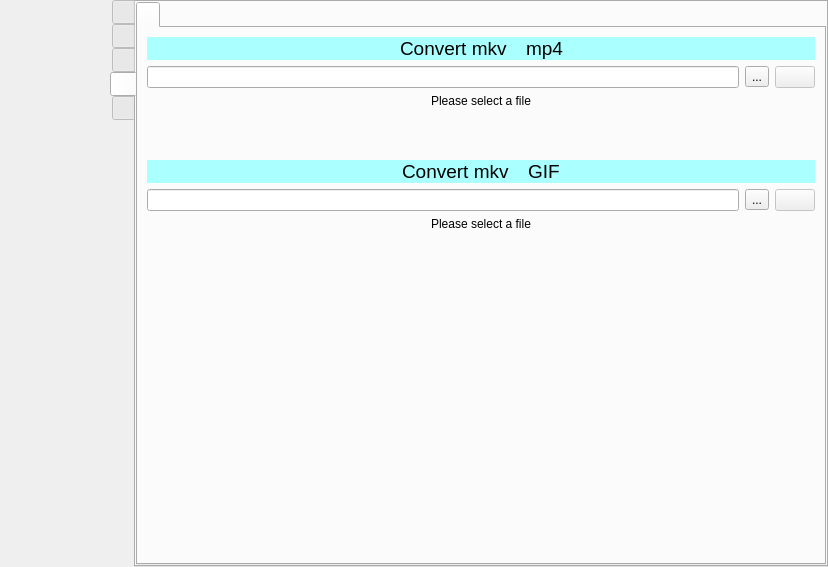
This is src/wayland/formMainWindow_wl.ui in rusbomber/vokoscreenNG as Qt 5 draws it before an edit. The edited form follows.
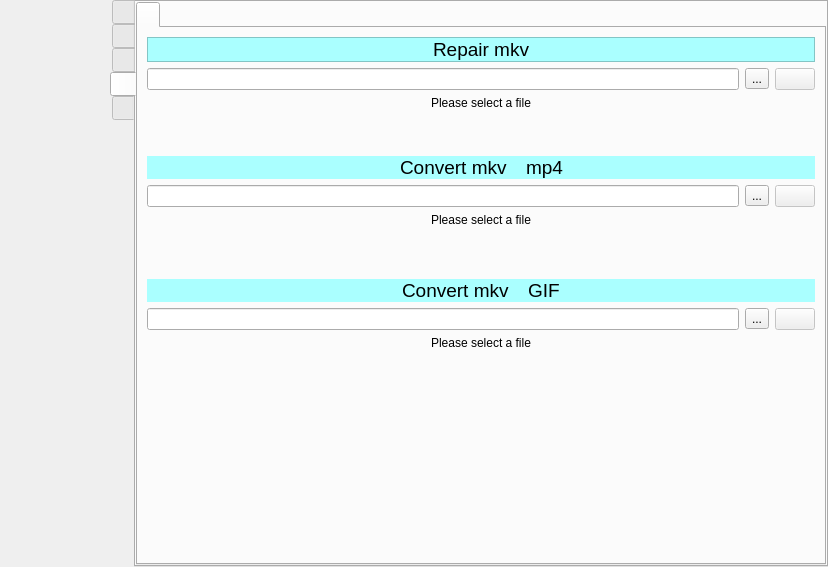
This is the edited form. Icons and pictures are not drawn.

The edit to the form file:
```diff
--- a/src/wayland/formMainWindow_wl.ui
+++ b/src/wayland/formMainWindow_wl.ui
@@ -2883,6 +2883,170 @@
               <string notr="true"/>
              </attribute>
              <layout class="QVBoxLayout" name="verticalLayout_23">
+              <item>
+               <widget class="QFrame" name="frame_5">
+                <property name="styleSheet">
+                 <string notr="true">background-color: rgb(170, 255, 255);</string>
+                </property>
+                <property name="frameShape">
+                 <enum>QFrame::StyledPanel</enum>
+                </property>
+                <property name="frameShadow">
+                 <enum>QFrame::Raised</enum>
+                </property>
+                <layout class="QHBoxLayout" name="horizontalLayout_29">
+                 <property name="spacing">
+                  <number>0</number>
+                 </property>
+                 <property name="leftMargin">
+                  <number>0</number>
+                 </property>
+                 <property name="topMargin">
+                  <number>0</number>
+                 </property>
+                 <property name="rightMargin">
+                  <number>0</number>
+                 </property>
+                 <property name="bottomMargin">
+                  <number>0</number>
+                 </property>
+                 <item>
+                  <layout class="QHBoxLayout" name="horizontalLayout_28">
+                   <item>
+                    <spacer name="horizontalSpacer_18">
+                     <property name="orientation">
+                      <enum>Qt::Horizontal</enum>
+                     </property>
+                     <property name="sizeHint" stdset="0">
+                      <size>
+                       <width>40</width>
+                       <height>20</height>
+                      </size>
+                     </property>
+                    </spacer>
+                   </item>
+                   <item>
+                    <widget class="QLabel" name="label_10">
+                     <property name="font">
+                      <font>
+                       <pointsize>14</pointsize>
+                      </font>
+                     </property>
+                     <property name="text">
+                      <string notr="true">Repair mkv</string>
+                     </property>
+                    </widget>
+                   </item>
+                   <item>
+                    <spacer name="horizontalSpacer_19">
+                     <property name="orientation">
+                      <enum>Qt::Horizontal</enum>
+                     </property>
+                     <property name="sizeHint" stdset="0">
+                      <size>
+                       <width>40</width>
+                       <height>20</height>
+                      </size>
+                     </property>
+                    </spacer>
+                   </item>
+                  </layout>
+                 </item>
+                </layout>
+               </widget>
+              </item>
+              <item>
+               <layout class="QVBoxLayout" name="verticalLayout_26">
+                <item>
+                 <layout class="QHBoxLayout" name="horizontalLayout_30">
+                  <item>
+                   <widget class="QLineEdit" name="lineEdit_repair_mkv">
+                    <property name="text">
+                     <string notr="true"/>
+                    </property>
+                    <property name="readOnly">
+                     <bool>true</bool>
+                    </property>
+                   </widget>
+                  </item>
+                  <item>
+                   <widget class="QToolButton" name="toolButton_repair_dialog_mkv">
+                    <property name="text">
+                     <string notr="true">...</string>
+                    </property>
+                   </widget>
+                  </item>
+                  <item>
+                   <widget class="QPushButton" name="pushButton_repair_mkv">
+                    <property name="enabled">
+                     <bool>false</bool>
+                    </property>
+                    <property name="text">
+                     <string notr="true"/>
+                    </property>
+                    <property name="icon">
+                     <iconset resource="../screencast.qrc">
+                      <normaloff>:/pictures/screencast/accept.png</normaloff>:/pictures/screencast/accept.png</iconset>
+                    </property>
+                   </widget>
+                  </item>
+                 </layout>
+                </item>
+                <item>
+                 <widget class="QWidget" name="widget_repair_mkv" native="true">
+                  <property name="styleSheet">
+                   <string notr="true"/>
+                  </property>
+                  <layout class="QHBoxLayout" name="horizontalLayout_31">
+                   <property name="spacing">
+                    <number>0</number>
+                   </property>
+                   <property name="leftMargin">
+                    <number>0</number>
+                   </property>
+                   <property name="topMargin">
+                    <number>0</number>
+                   </property>
+                   <property name="rightMargin">
+                    <number>0</number>
+                   </property>
+                   <property name="bottomMargin">
+                    <number>0</number>
+                   </property>
+                   <item alignment="Qt::AlignHCenter">
+                    <widget class="QLabel" name="label_repair_mkv">
+                     <property name="sizePolicy">
+                      <sizepolicy hsizetype="MinimumExpanding" vsizetype="Preferred">
+                       <horstretch>0</horstretch>
+                       <verstretch>0</verstretch>
+                      </sizepolicy>
+                     </property>
+                     <property name="text">
+                      <string notr="true">Please select a file</string>
+                     </property>
+                    </widget>
+                   </item>
+                  </layout>
+                 </widget>
+                </item>
+               </layout>
+              </item>
+              <item>
+               <spacer name="verticalSpacer_12">
+                <property name="orientation">
+                 <enum>Qt::Vertical</enum>
+                </property>
+                <property name="sizeType">
+                 <enum>QSizePolicy::Preferred</enum>
+                </property>
+                <property name="sizeHint" stdset="0">
+                 <size>
+                  <width>20</width>
+                  <height>40</height>
+                 </size>
+                </property>
+               </spacer>
+              </item>
               <item>
                <widget class="QFrame" name="frame">
                 <property name="styleSheet">
```
Left out of the diff: 2 changed lines with no effect on the pictures.
